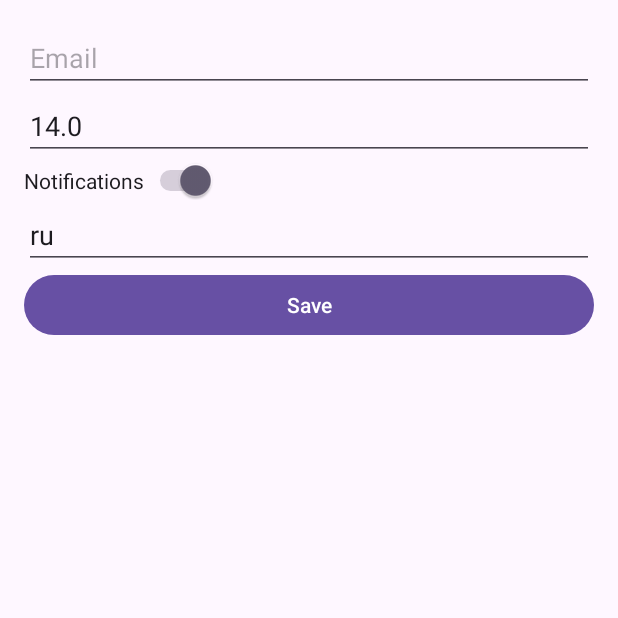
After one commit to Welesleyofficial7/VizorAndroid, an Android app: the SettingsFragment screen opened through its navigation route, on a phone screen of 412 x 824 dp, the top half of it. The commit adds this screen. Run offline under Robolectric (Android 15) with nearby library versions, the phone set to English and light mode, and no system bars.

Commit message:
Laba 6.1-2

```diff
--- a/app/build.gradle.kts
+++ b/app/build.gradle.kts
@@ -54,4 +54,5 @@ dependencies {
     testImplementation(libs.junit)
     androidTestImplementation(libs.androidx.junit)
     androidTestImplementation(libs.androidx.espresso.core)
+    implementation(libs.androidx.datastore.preferences)
 }
--- a/app/src/main/java/com/example/mobfirstlaba/MessengerFragment.kt
+++ b/app/src/main/java/com/example/mobfirstlaba/MessengerFragment.kt
@@ -7,6 +7,7 @@ import androidx.fragment.app.Fragment
 import android.view.LayoutInflater
 import android.view.View
 import android.view.ViewGroup
+import android.widget.Button
 import androidx.activity.enableEdgeToEdge
 import androidx.core.view.ViewCompat
 import androidx.core.view.WindowInsetsCompat
@@ -15,6 +16,7 @@ import androidx.recyclerview.widget.RecyclerView
 import com.example.mobfirstlaba.models.Chat
 import com.example.mobfirstlaba.utils.ChatAdapter
 import androidx.lifecycle.lifecycleScope
+import androidx.navigation.fragment.findNavController
 import com.example.mobfirstlaba.repository.CharacterRepository
 import com.example.mobfirstlaba.utils.CharacterAdapter
 import kotlinx.coroutines.launch
@@ -38,6 +40,11 @@ class MessengerFragment : Fragment() {
             insets
         }
 
+        val nextButton = view.findViewById<Button>(R.id.buttonGoToHome)
+        nextButton.setOnClickListener {
+            findNavController().navigate(R.id.action_messengerFragment_to_settingsFragment)
+        }
+
         recyclerView = view.findViewById(R.id.recyclerView)
 
         val chatList = listOf(
@@ -54,8 +61,6 @@ class MessengerFragment : Fragment() {
         recyclerView.adapter = characterAdapter
 
         fetchCharacters()
-
-        return view
 
         return view
     }
--- /dev/null
+++ b/app/src/main/java/com/example/mobfirstlaba/SettingsFragment.kt
@@ -0,0 +1,76 @@
+package com.example.mobfirstlaba
+
+import android.annotation.SuppressLint
+import android.os.Bundle
+import android.util.Log
+import android.view.LayoutInflater
+import android.view.View
+import android.view.ViewGroup
+import android.widget.Button
+import android.widget.EditText
+import android.widget.Switch
+import androidx.appcompat.widget.SwitchCompat
+import androidx.fragment.app.Fragment
+import com.example.mobfirstlaba.data.UserPreferencesManager
+import com.example.mobfirstlaba.utils.AppSettings
+import com.google.android.material.switchmaterial.SwitchMaterial
+import kotlinx.coroutines.CoroutineScope
+import kotlinx.coroutines.Dispatchers
+import kotlinx.coroutines.launch
+
+class SettingsFragment : Fragment() {
+
+    private lateinit var appSettings: AppSettings
+    private lateinit var userPreferencesManager: UserPreferencesManager
+
+    override fun onCreate(savedInstanceState: Bundle?) {
+        super.onCreate(savedInstanceState)
+        appSettings = AppSettings(requireContext())
+        userPreferencesManager = UserPreferencesManager(requireContext())
+    }
+
+    @SuppressLint("MissingInflatedId")
+    override fun onCreateView(
+        inflater: LayoutInflater, container: ViewGroup?,
+        savedInstanceState: Bundle?
+    ): View? {
+        val view = inflater.inflate(R.layout.fragment_settings, container, false)
+
+        val emailEditText = view.findViewById<EditText>(R.id.editTextEmail)
+        val fontSizeEditText = view.findViewById<EditText>(R.id.editTextFontSize)
+        val notificationsSwitch = view.findViewById<Switch>(R.id.switchNotifications)
+        val languageEditText = view.findViewById<EditText>(R.id.editTextLanguage)
+        val saveButton = view.findViewById<Button>(R.id.buttonSave)
+
+        // Load saved preferences
+        emailEditText.setText(appSettings.email)
+        fontSizeEditText.setText(appSettings.fontSize.toString())
+        languageEditText.setText(appSettings.language.toString())
+
+        CoroutineScope(Dispatchers.Main).launch {
+            userPreferencesManager.notificationsEnabled.collect {
+                notificationsSwitch.isChecked = it
+            }
+//            userPreferencesManager.language.collect { language ->
+//                languageEditText.setText(language ?: "")
+//                Log.d("SETTINGS",language?:"");
+//            }
+        }
+
+        // Save preferences
+        saveButton.setOnClickListener {
+            appSettings.email = emailEditText.text.toString()
+            appSettings.fontSize = fontSizeEditText.text.toString().toFloatOrNull() ?: 14f
+            appSettings.language = languageEditText.text.toString()
+            Log.d("MAIN",emailEditText.text.toString())
+            Log.d("MAIN",languageEditText.text.toString())
+
+            CoroutineScope(Dispatchers.IO).launch {
+                userPreferencesManager.setNotificationsEnabled(notificationsSwitch.isChecked)
+//                userPreferencesManager.setLanguage("en")
+            }
+        }
+
+        return view
+    }
+}
--- /dev/null
+++ b/app/src/main/java/com/example/mobfirstlaba/data/UserPreferencesManager.kt
@@ -0,0 +1,37 @@
+package com.example.mobfirstlaba.data
+
+import android.content.Context
+import androidx.datastore.preferences.core.booleanPreferencesKey
+import androidx.datastore.preferences.core.edit
+import androidx.datastore.preferences.core.intPreferencesKey
+import androidx.datastore.preferences.core.stringPreferencesKey
+import androidx.datastore.preferences.preferencesDataStore
+import kotlinx.coroutines.flow.Flow
+import kotlinx.coroutines.flow.map
+
+private val Context.dataStore by preferencesDataStore(name = "user_prefs")
+
+class UserPreferencesManager(context: Context) {
+    private val dataStore = context.dataStore
+
+    companion object {
+        val NOTIFICATIONS_KEY = booleanPreferencesKey("notifications")
+    }
+
+    val notificationsEnabled: Flow<Boolean> = dataStore.data.map { preferences ->
+        preferences[NOTIFICATIONS_KEY] ?: true
+    }
+
+//    suspend fun setLanguage(language: String) {
+//        dataStore.edit { preferences ->
+//            preferences[LANGUAGE_KEY] = language
+//            println("Language saved: $language") // Debug log
+//        }
+//    }
+
+    suspend fun setNotificationsEnabled(enabled: Boolean) {
+        dataStore.edit { preferences ->
+            preferences[NOTIFICATIONS_KEY] = enabled
+        }
+    }
+}
--- /dev/null
+++ b/app/src/main/java/com/example/mobfirstlaba/utils/AppSettings.kt
@@ -0,0 +1,33 @@
+package com.example.mobfirstlaba.utils
+
+import android.content.Context
+import android.content.SharedPreferences
+
+class AppSettings(context: Context) {
+    private val sharedPreferences: SharedPreferences =
+        context.getSharedPreferences("app_settings", Context.MODE_PRIVATE)
+
+    companion object {
+        private const val EMAIL_KEY = "email"
+        private const val FONT_SIZE_KEY = "font_size"
+        private const val LANGUAGE_KEY = "language_key"
+    }
+
+    var email: String?
+        get() = sharedPreferences.getString(EMAIL_KEY, null)
+        set(value) {
+            sharedPreferences.edit().putString(EMAIL_KEY, value).apply()
+        }
+
+    var fontSize: Float
+        get() = sharedPreferences.getFloat(FONT_SIZE_KEY, 14f)
+        set(value) {
+            sharedPreferences.edit().putFloat(FONT_SIZE_KEY, value).apply()
+        }
+
+    var language: String?
+        get() = sharedPreferences.getString(LANGUAGE_KEY, "ru")
+        set(value) {
+            sharedPreferences.edit().putString(LANGUAGE_KEY, value).apply()
+        }
+}
--- a/app/src/main/res/layout/fragment_messenger.xml
+++ b/app/src/main/res/layout/fragment_messenger.xml
@@ -6,6 +6,12 @@
     android:layout_height="match_parent"
     android:orientation="vertical">
 
+    <Button
+        android:id="@+id/buttonGoToHome"
+        android:layout_width="wrap_content"
+        android:layout_height="wrap_content"
+        android:text="Settings" />
+
     <androidx.recyclerview.widget.RecyclerView
         android:id="@+id/recyclerView"
         android:layout_width="match_parent"
--- /dev/null
+++ b/app/src/main/res/layout/fragment_settings.xml
@@ -0,0 +1,37 @@
+<LinearLayout
+    xmlns:android="http://schemas.android.com/apk/res/android"
+    android:layout_width="match_parent"
+    android:layout_height="match_parent"
+    android:orientation="vertical"
+    android:padding="16dp">
+
+    <EditText
+        android:id="@+id/editTextEmail"
+        android:layout_width="match_parent"
+        android:layout_height="wrap_content"
+        android:hint="Email" />
+
+    <EditText
+        android:id="@+id/editTextFontSize"
+        android:layout_width="match_parent"
+        android:layout_height="wrap_content"
+        android:hint="Font Size" />
+
+    <Switch
+        android:id="@+id/switchNotifications"
+        android:layout_width="wrap_content"
+        android:layout_height="wrap_content"
+        android:text="Notifications" />
+
+    <EditText
+        android:id="@+id/editTextLanguage"
+        android:layout_width="match_parent"
+        android:layout_height="wrap_content"
+        android:hint="Language" />
+
+    <Button
+        android:id="@+id/buttonSave"
+        android:layout_width="match_parent"
+        android:layout_height="wrap_content"
+        android:text="Save" />
+</LinearLayout>
--- a/app/src/main/res/navigation/nav_graph.xml
+++ b/app/src/main/res/navigation/nav_graph.xml
@@ -19,8 +19,17 @@
         android:id="@+id/messengerFragment"
         android:name="com.example.mobfirstlaba.MessengerFragment"
         android:label="MessengerFragment"
-        tools:layout="@layout/fragment_messenger" />
+        tools:layout="@layout/fragment_messenger">
+        <action
+            android:id="@+id/action_messengerFragment_to_settingsFragment"
+            app:destination="@id/settingsFragment" />
+    </fragment>
 
+    <fragment
+        android:id="@+id/settingsFragment"
+        android:name="com.example.mobfirstlaba.SettingsFragment"
+        android:label="SettingsFragment"
+        tools:layout="@layout/fragment_settings" />
 
     <fragment
         android:id="@+id/signUpFragment"
--- a/gradle/libs.versions.toml
+++ b/gradle/libs.versions.toml
@@ -10,6 +10,8 @@ material = "1.10.0"
 activity = "1.8.0"
 constraintlayout = "2.1.4"
 navigation= "2.6.0"
+datastorePreferences = "1.0.0"
+
 
 [libraries]
 androidx-core-ktx = { group = "androidx.core", name = "core-ktx", version.ref = "coreKtx" }
@@ -25,6 +27,9 @@ androidx-navigation-ui-ktx = { group = "androidx.navigation", name = "navigation
 retrofit = { group = "com.squareup.retrofit2", name = "retrofit", version = "2.9.0" }
 retrofit-gson-converter = { group = "com.squareup.retrofit2", name = "converter-gson", version = "2.9.0" }
 kotlinx-serialization-json = { group = "org.jetbrains.kotlinx", name = "kotlinx-serialization-json", version = "1.5.0" }
+androidx-datastore-preferences = { group = "androidx.datastore", name = "datastore-preferences", version.ref = "datastorePreferences" }
+androidx-datastore-core = { group = "androidx.datastore", name = "datastore-core", version.ref = "datastorePreferences" }
+
 
 
 [plugins]
```
